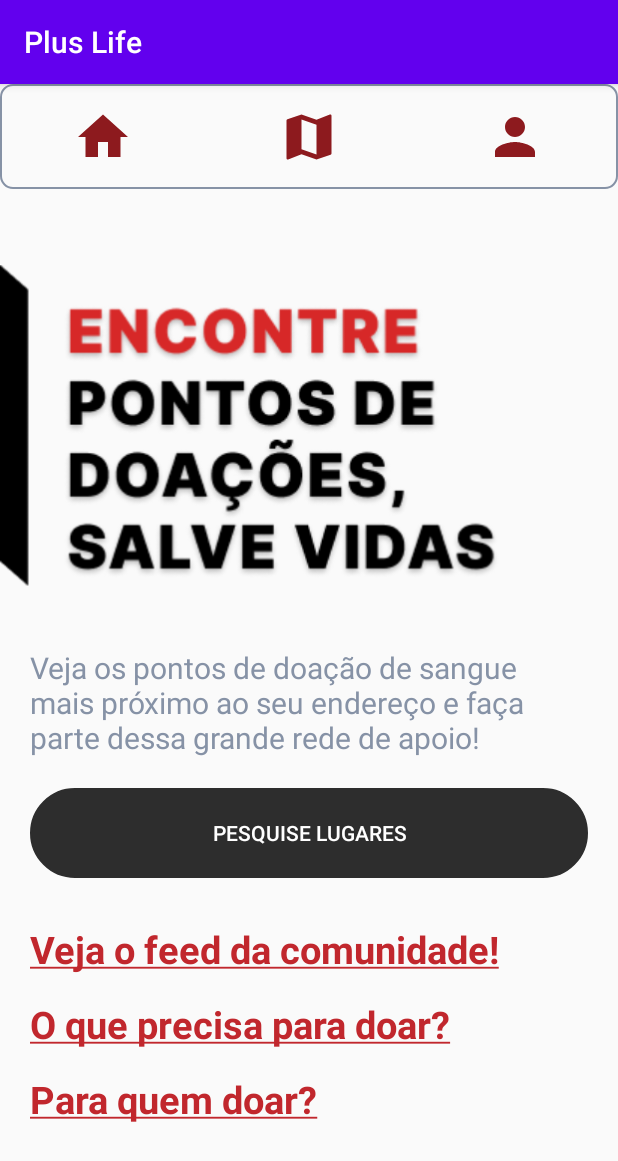
After one commit to ReyelZeras/plus-life-android-app, an Android app: the HomeActivity screen opened directly, with no data from a screen before it, on a phone screen of 412 x 824 dp. The commit adds this screen. Shown: the top 1161 px of the screen. Run offline under Robolectric (Android 15) with nearby library versions, the phone set to English and light mode, and no system bars.

Commit message:
tela home

```diff
--- a/aplicativo/app/src/main/AndroidManifest.xml
+++ b/aplicativo/app/src/main/AndroidManifest.xml
@@ -5,6 +5,7 @@
 
     <uses-permission android:name="android.permission.INTERNET" />
     <uses-permission android:name="android.permission.ACCESS_NETWORK_STATE" />
+
     <application
         android:allowBackup="true"
         android:dataExtractionRules="@xml/data_extraction_rules"
@@ -14,21 +15,27 @@
         android:roundIcon="@mipmap/ic_launcher_round"
         android:supportsRtl="true"
         android:theme="@style/Theme.PlusLife"
-        tools:targetApi="31"
         android:usesCleartextTraffic="true"
-        >
+        tools:targetApi="31">
+        <activity
+            android:name=".HomeActivity"
+            android:exported="false">
+            <meta-data
+                android:name="android.app.lib_name"
+                android:value="" />
+        </activity>
         <activity
             android:name=".MainActivity"
             android:exported="true">
             <intent-filter>
                 <action android:name="android.intent.action.MAIN" />
+
                 <category android:name="android.intent.category.LAUNCHER" />
             </intent-filter>
         </activity>
         <activity
             android:name=".CadastroActivity"
-            android:exported="true">
-        </activity>
+            android:exported="true"></activity>
     </application>
 
 </manifest>
--- /dev/null
+++ b/aplicativo/app/src/main/java/com/example/pluslife/HomeActivity.kt
@@ -0,0 +1,11 @@
+package com.example.pluslife
+
+import androidx.appcompat.app.AppCompatActivity
+import android.os.Bundle
+
+class HomeActivity : AppCompatActivity() {
+    override fun onCreate(savedInstanceState: Bundle?) {
+        super.onCreate(savedInstanceState)
+        setContentView(R.layout.activity_home)
+    }
+}
--- a/aplicativo/app/src/main/java/com/example/pluslife/MainActivity.kt
+++ b/aplicativo/app/src/main/java/com/example/pluslife/MainActivity.kt
@@ -34,6 +34,7 @@ class MainActivity : AppCompatActivity() {
         request.login(email, senha).enqueue(object: Callback<LoginResponse>{
             override fun onResponse(call: Call<LoginResponse>, response: Response<LoginResponse>) {
                 binding.teste.setText(response.body().toString())
+                if (response.code() == 200) { telaHome() }
             }
 
             override fun onFailure(call: Call<LoginResponse>, t: Throwable) {
@@ -49,4 +50,12 @@ class MainActivity : AppCompatActivity() {
         )
         startActivity(telaCadastro)
     }
+
+    fun telaHome(){
+        val telaHome = Intent(
+            this,
+            HomeActivity::class.java
+        )
+        startActivity(telaHome)
+    }
 }
--- /dev/null
+++ b/aplicativo/app/src/main/res/drawable/home_main_buttom_background.xml
@@ -0,0 +1,5 @@
+<?xml version="1.0" encoding="utf-8"?>
+<shape xmlns:android="http://schemas.android.com/apk/res/android" android:shape="rectangle">
+    <stroke android:width="1dp" android:color="@color/pl_dark_gray" />
+    <corners android:radius="50dp" />
+</shape>
--- /dev/null
+++ b/aplicativo/app/src/main/res/drawable/ic_nav_home_red.xml
@@ -0,0 +1,5 @@
+<vector android:height="40dp" android:tint="#8D1A1E"
+    android:viewportHeight="24" android:viewportWidth="24"
+    android:width="40dp" xmlns:android="http://schemas.android.com/apk/res/android">
+    <path android:fillColor="@android:color/white" android:pathData="M10,20v-6h4v6h5v-8h3L12,3 2,12h3v8z"/>
+</vector>
--- /dev/null
+++ b/aplicativo/app/src/main/res/drawable/ic_nav_map_red.xml
@@ -0,0 +1,5 @@
+<vector android:height="40dp" android:tint="#8D1A1E"
+    android:viewportHeight="24" android:viewportWidth="24"
+    android:width="40dp" xmlns:android="http://schemas.android.com/apk/res/android">
+    <path android:fillColor="@android:color/white" android:pathData="M20.5,3l-0.16,0.03L15,5.1 9,3 3.36,4.9c-0.21,0.07 -0.36,0.25 -0.36,0.48V20.5c0,0.28 0.22,0.5 0.5,0.5l0.16,-0.03L9,18.9l6,2.1 5.64,-1.9c0.21,-0.07 0.36,-0.25 0.36,-0.48V3.5c0,-0.28 -0.22,-0.5 -0.5,-0.5zM15,19l-6,-2.11V5l6,2.11V19z"/>
+</vector>
--- /dev/null
+++ b/aplicativo/app/src/main/res/drawable/ic_nav_person_red.xml
@@ -0,0 +1,5 @@
+<vector android:height="40dp" android:tint="#8D1A1E"
+    android:viewportHeight="24" android:viewportWidth="24"
+    android:width="40dp" xmlns:android="http://schemas.android.com/apk/res/android">
+    <path android:fillColor="@android:color/white" android:pathData="M12,12c2.21,0 4,-1.79 4,-4s-1.79,-4 -4,-4 -4,1.79 -4,4 1.79,4 4,4zM12,14c-2.67,0 -8,1.34 -8,4v2h16v-2c0,-2.66 -5.33,-4 -8,-4z"/>
+</vector>
--- /dev/null
+++ b/aplicativo/app/src/main/res/layout/activity_home.xml
@@ -0,0 +1,106 @@
+<?xml version="1.0" encoding="utf-8"?>
+<ScrollView xmlns:android="http://schemas.android.com/apk/res/android"
+    xmlns:app="http://schemas.android.com/apk/res-auto"
+    xmlns:tools="http://schemas.android.com/tools"
+    android:layout_width="match_parent"
+    android:layout_height="match_parent"
+    tools:context=".HomeActivity">
+
+    <LinearLayout
+        android:layout_width="wrap_content"
+        android:layout_height="wrap_content"
+        android:orientation="vertical"
+        >
+
+        <LinearLayout
+            android:layout_width="match_parent"
+            android:layout_height="70dp"
+            android:background="@drawable/edit_text_border">
+
+            <ImageView
+                android:layout_width="wrap_content"
+                android:layout_height="match_parent"
+                android:layout_weight="3"
+                android:scaleType="centerInside"
+                android:src="@drawable/ic_nav_home_red" />
+
+            <ImageView
+                android:layout_width="wrap_content"
+                android:layout_height="match_parent"
+                android:layout_weight="3"
+                android:scaleType="centerInside"
+                android:src="@drawable/ic_nav_map_red" />
+
+            <ImageView
+                android:layout_width="wrap_content"
+                android:layout_height="match_parent"
+                android:layout_weight="3"
+                android:scaleType="centerInside"
+                android:src="@drawable/ic_nav_person_red" />
+        </LinearLayout>
+
+        <ImageView
+            android:layout_width="match_parent"
+            android:layout_height="wrap_content"
+            android:src="@drawable/home_img"
+            android:layout_marginTop="50dp"
+            />
+
+        <LinearLayout
+            android:layout_width="wrap_content"
+            android:layout_height="wrap_content"
+            android:orientation="vertical"
+            android:gravity="center"
+            android:padding="20dp" >
+
+            <TextView
+                android:layout_width="match_parent"
+                android:layout_height="wrap_content"
+                android:text="@string/home_text"
+                android:textSize="20sp"
+                android:textColor="@color/pl_light_gray"
+                android:layout_marginTop="20dp"
+                />
+
+            <Button
+                android:layout_width="match_parent"
+                android:layout_height="60dp"
+                android:text="@string/home_main_button"
+                android:background="@drawable/home_main_buttom_background"
+                android:backgroundTint="@color/pl_dark_gray"
+                android:textColor="@color/white"
+                android:layout_marginTop="20dp"
+                />
+
+            <TextView
+                android:id="@+id/tv_feed"
+                android:layout_width="match_parent"
+                android:layout_height="wrap_content"
+                android:text="@string/home_item_1"
+                android:textSize="25sp"
+                android:textColor="@color/pl_red"
+                android:layout_marginTop="30dp"
+                />
+
+            <TextView
+                android:id="@+id/tv_como_doar"
+                android:layout_width="match_parent"
+                android:layout_height="wrap_content"
+                android:text="@string/home_item_2"
+                android:textSize="25sp"
+                android:textColor="@color/pl_red"
+                android:layout_marginTop="15dp"
+                />
+
+            <TextView
+                android:id="@+id/tv_quem_doar"
+                android:layout_width="match_parent"
+                android:layout_height="wrap_content"
+                android:text="@string/home_item_3"
+                android:textSize="25sp"
+                android:textColor="@color/pl_red"
+                android:layout_marginTop="15dp"
+                />
+        </LinearLayout>
+    </LinearLayout>
+</ScrollView>
--- a/aplicativo/app/src/main/res/values/strings.xml
+++ b/aplicativo/app/src/main/res/values/strings.xml
@@ -1,7 +1,16 @@
 <resources>
     <string name="app_name">Plus Life</string>
+
+    <!-- Home -->
+    <string name="home_text">Veja os pontos de doação de sangue mais próximo ao seu endereço e faça parte dessa grande rede de apoio!</string>
+    <string name="home_main_button">Pesquise lugares</string>
+    <string name="home_item_1"><u><b>Veja o feed da comunidade!</b></u></string>
+    <string name="home_item_2"><u><b>O que precisa para doar?</b></u></string>
+    <string name="home_item_3"><u><b>Para quem doar?</b></u></string>
+
+    <!-- Arrays -->
     <string-array name="tipos_sanguineos">
-        <item >Selecione seu tipo</item>
+        <item>Selecione seu tipo</item>
         <item>A+</item>
         <item>AB+</item>
         <item>B+</item>
@@ -40,7 +49,10 @@
         <item>SP</item>
         <item>SE</item>
         <item>TO</item>
+    </string-array>
 
-
-    </string-array>
+    <string name="title_activity_main2">MainActivity2</string>
+    <string name="nav_title_home">Home</string>
+    <string name="nav_title_pontos">Pontos</string>
+    <string name="nav_title_perfil">Perfil</string>
 </resources>
```
